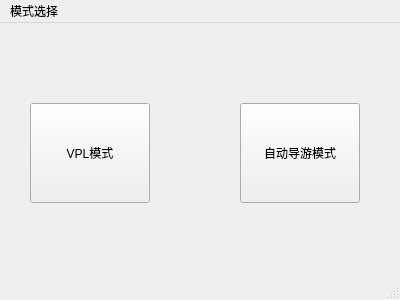
First picture: the form in 2021thubot/modeswindow.ui, repository hdy2001/2021thu10, before the edit.
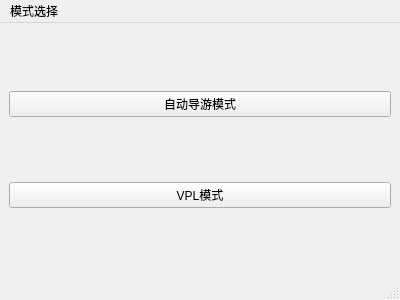
Second picture: the form after the edit.

What changed in the file:
```diff
--- a/2021thubot/modeswindow.ui
+++ b/2021thubot/modeswindow.ui
@@ -14,32 +14,22 @@
    <string>MainWindow</string>
   </property>
   <widget class="QWidget" name="centralwidget">
-   <widget class="QPushButton" name="pushButton">
-    <property name="geometry">
-     <rect>
-      <x>30</x>
-      <y>80</y>
-      <width>120</width>
-      <height>100</height>
-     </rect>
-    </property>
-    <property name="text">
-     <string>VPL模式</string>
-    </property>
-   </widget>
+   <layout class="QGridLayout" name="gridLayout">
+    <item row="0" column="1">
    <widget class="QPushButton" name="pushButton_2">
-    <property name="geometry">
-     <rect>
-      <x>240</x>
-      <y>80</y>
-      <width>120</width>
-      <height>100</height>
-     </rect>
-    </property>
     <property name="text">
      <string>自动导游模式</string>
     </property>
    </widget>
+    </item>
+    <item row="1" column="1">
+     <widget class="QPushButton" name="pushButton">
+      <property name="text">
+       <string>VPL模式</string>
+      </property>
+     </widget>
+    </item>
+   </layout>
   </widget>
   <widget class="QMenuBar" name="menubar">
    <property name="geometry">
```
Lines whose indentation alone changed are shown as unchanged.
